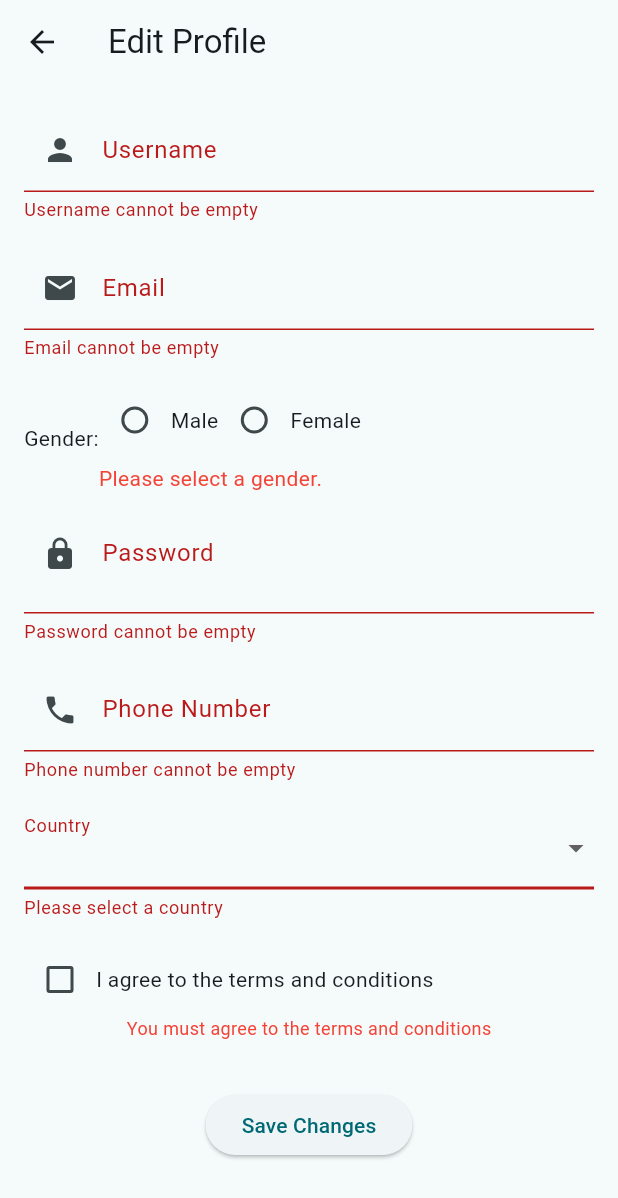
After one commit to ST-SURYA/flutter_learning, a Flutter app: the ProfilePage screen opened by its route, after a tap on "Country", after a tap on "Save Changes", on a phone screen of 412 x 824 dp. The commit adds this screen. Shown: the top 1198 px of the screen. Run offline on Flutter 3.47's test engine with Material 3 defaults, Android fonts, the phone set to English and light mode, and no system bars; our stand-ins replace dio, get, google_fonts, shared_preferences; accounts and stored records are empty; network calls fail.

Commit message:
Form validation

```diff
--- a/lib/pages/dashbard/view.dart
+++ b/lib/pages/dashbard/view.dart
@@ -18,12 +18,16 @@ class Dashboard extends StatelessWidget {
       return Scaffold(
         appBar: AppBar(
           title: Text(username),
-          leading: imageUrl != null
-              ? CircleAvatar(
-                  backgroundImage: NetworkImage(imageUrl),
-                  radius: 20,
-                )
-              : Icon(Icons.account_circle),
+          leading: GestureDetector(
+              onTap: () {
+                Get.toNamed(Routes.profile);
+              },
+              child: imageUrl != null
+                  ? CircleAvatar(
+                      backgroundImage: NetworkImage(imageUrl),
+                      radius: 20,
+                    )
+                  : Icon(Icons.account_circle)),
           actions: [
             IconButton(
                 onPressed: dashboardController.logoutUser,
--- /dev/null
+++ b/lib/pages/profile/controller.dart
@@ -0,0 +1,102 @@
+import 'package:get/get.dart';
+import 'package:flutter/material.dart';
+
+class ProfileController extends GetxController {
+  // Observables for form fields
+  var username = ''.obs;
+  var email = ''.obs;
+  var password = ''.obs;
+  var phoneNumber = ''.obs;
+  var gender = ''.obs;
+  var agreeTerms = false.obs;
+  var country = ''.obs;
+  var obscureText = true.obs;
+  // Validation error messages
+  var genderError = ''.obs;
+
+  // Form validation key
+  final formKey = GlobalKey<FormState>();
+
+  @override
+  void onInit() {
+    super.onInit();
+    // ever(gender, (_) {
+    //   validateGenderSelection();
+    // });
+  }
+
+  void togglePasswordVisibility() => obscureText.value = !obscureText.value;
+  // Validation functions
+  String? validateUsername(String? value) {
+    if (value == null || value.isEmpty) {
+      return 'Username cannot be empty';
+    }
+    return null;
+  }
+
+  String? validateEmail(String? value) {
+    if (value == null || value.isEmpty) {
+      return 'Email cannot be empty';
+    }
+    if (!GetUtils.isEmail(value)) {
+      return 'Please enter a valid email';
+    }
+    return null;
+  }
+
+  String? validatePassword(String? value) {
+    if (value == null || value.isEmpty) {
+      return 'Password cannot be empty';
+    }
+    if (value.length < 6) {
+      return 'Password must be at least 6 characters long';
+    }
+    return null;
+  }
+
+  String? validatePhoneNumber(String? value) {
+    if (value == null || value.isEmpty) {
+      return 'Phone number cannot be empty';
+    }
+    if (value.length != 10) {
+      return 'Phone number must be 10 digits';
+    }
+    return null;
+  }
+
+  String? validateGenderSelection(String? value) {
+    if (value == null) {
+      return "Please select a gender.";
+    }
+    return null;
+  }
+
+  String? validateCountry(String? value) {
+    if (value == null || value.isEmpty) {
+      return 'Please select a country';
+    }
+    return null;
+  }
+
+  String? validateAgreeTerms(bool value) {
+    if (!value) {
+      return 'You must agree to the terms and conditions';
+    }
+    return null;
+  }
+
+  // Update user info
+  void updateUserInfo() {
+    // validateGenderSelection();
+    if (formKey.currentState?.validate() ?? false) {
+      if (genderError.value.isEmpty) {
+        // Proceed with user info update logic
+        print('User info updated');
+      } else {
+        print('Gender validation failed');
+      }
+    } else {
+      print('Validation failed');
+    }
+  }
+}
--- /dev/null
+++ b/lib/pages/profile/view.dart
@@ -0,0 +1,148 @@
+import 'package:flutter/material.dart';
+import 'package:flutter_application_1/pages/profile/controller.dart';
+import 'package:flutter_application_1/util/type/form_string.dart';
+import 'package:flutter_application_1/widget/input/RadioField.dart';
+import 'package:get/get.dart';
+import 'package:flutter_application_1/pages/profile/widget/common.dart';
+
+class ProfilePage extends StatelessWidget {
+  final ProfileController profileController = Get.put(ProfileController());
+
+  @override
+  Widget build(BuildContext context) {
+    return Scaffold(
+      appBar: AppBar(
+        title: Text('Edit Profile'),
+        leading: IconButton(
+          icon: Icon(Icons.arrow_back),
+          onPressed: () => Get.back(),
+        ),
+      ),
+      body: Padding(
+        padding: EdgeInsets.all(16.0),
+        child: Obx(() {
+          return Form(
+            key: profileController.formKey,
+            child: SingleChildScrollView(
+              child: Column(
+                children: [
+                  // Username field
+                  buildTextField(
+                    name: FormString.NAME,
+                    initialValue: profileController.username.value,
+                    labelText: "Username",
+                    onChanged: (value) =>
+                        profileController.username.value = value!,
+                    validator: profileController.validateUsername,
+                  ),
+                  SizedBox(height: 16.0),
+
+                  // Email field
+                  buildTextField(
+                    name: FormString.EMAIL,
+                    initialValue: profileController.email.value,
+                    labelText: "Email",
+                    onChanged: (value) =>
+                        profileController.email.value = value!,
+                    validator: profileController.validateEmail,
+                  ),
+                  SizedBox(height: 16.0),
+                  Row(
+                    mainAxisAlignment: MainAxisAlignment.start,
+                    crossAxisAlignment: CrossAxisAlignment.center,
+                    children: [
+                      Text('Gender:'),
+                      RadioFormField<String>(
+                        options: [
+                          FormFieldOption(
+                              value: FormString.MALE, label: "Male"),
+                          FormFieldOption(
+                              value: FormString.FEMALE, label: "Female"),
+                        ],
+                        validator: profileController.validateGenderSelection,
+                        autovalidateMode: AutovalidateMode.onUserInteraction,
+                        onChanged: (value) =>
+                            profileController.gender.value = value!,
+                      ),
+                    ],
+                  ),
+                  // Password field
+                  buildPasswordField(
+                      name: FormString.PASSWORD,
+                      initialValue: profileController.password.value,
+                      labelText: "Password",
+                      onChanged: (value) =>
+                          profileController.password.value = value!,
+                      obscureText: profileController.obscureText.value,
+                      togglePasswordVisibility:
+                          profileController.togglePasswordVisibility,
+                      validator: profileController.validatePassword),
+                  SizedBox(height: 16.0),
+
+                  // Phone number field
+                  buildTextField(
+                    name: FormString.PHONE,
+                    initialValue: profileController.phoneNumber.value,
+                    labelText: "Phone Number",
+                    onChanged: (value) =>
+                        profileController.phoneNumber.value = value!,
+                    validator: profileController.validatePhoneNumber,
+                  ),
+                  SizedBox(height: 16.0),
+
+                  // Country Dropdown
+                  DropdownButtonFormField<String>(
+                    value: profileController.country.value.isEmpty
+                        ? null
+                        : profileController.country.value,
+                    items: FormString.COUNTRIES
+                        .map((country) => DropdownMenuItem(
+                              value: country,
+                              child: Text(country),
+                            ))
+                        .toList(),
+                    onChanged: (value) =>
+                        profileController.country.value = value!,
+                    decoration: InputDecoration(labelText: 'Country'),
+                    autovalidateMode: AutovalidateMode.onUnfocus,
+                    validator: profileController.validateCountry,
+                  ),
+                  SizedBox(height: 16.0),
+
+                  // Terms and Conditions Checkbox
+                  Row(
+                    children: [
+                      Obx(() => Checkbox(
+                            value: profileController.agreeTerms.value,
+                            onChanged: (value) =>
+                                profileController.agreeTerms.value = value!,
+                          )),
+                      const Expanded(
+                          child: Text('I agree to the terms and conditions')),
+                    ],
+                  ),
+                  Text(
+                    profileController.validateAgreeTerms(
+                            profileController.agreeTerms.value) ??
+                        '',
+                    style: const TextStyle(color: Colors.red, fontSize: 12),
+                  ),
+
+                  const SizedBox(height: 32.0),
+
+                  // Submit Button
+                  ElevatedButton(
+                    onPressed: () {
+                      profileController.updateUserInfo();
+                    },
+                    child: const Text('Save Changes'),
+                  ),
+                ],
+              ),
+            ),
+          );
+        }),
+      ),
+    );
+  }
+}
--- /dev/null
+++ b/lib/pages/profile/widget/common.dart
@@ -0,0 +1,70 @@
+import 'package:flutter/material.dart';
+
+Widget buildRadioField({
+  required String? groupValue,
+  required void Function(String?) onChanged,
+  required String value,
+}) {
+  return Expanded(
+    child: ListTile(
+      title: Text(value),
+      leading: Radio<String>(
+        value: value,
+        groupValue: groupValue,
+        onChanged: (value) => onChanged(value),
+      ),
+    ),
+  );
+}
+
+Widget buildTextField({
+  required String name,
+  required String? initialValue,
+  required String labelText,
+  required void Function(String?) onChanged,
+  required String? Function(String?) validator,
+}) {
+  const icons = {
+    'email': Icons.email,
+    'phone': Icons.phone,
+    'name': Icons.person,
+  };
+  return TextFormField(
+    initialValue: initialValue,
+    autovalidateMode: AutovalidateMode.onUserInteraction,
+    decoration: InputDecoration(
+      labelText: labelText,
+      prefixIcon: Icon(icons[name]),
+    ),
+    onChanged: onChanged,
+    validator: validator,
+  );
+}
+
+Widget buildPasswordField({
+  required String name,
+  required String? initialValue,
+  required bool obscureText,
+  required String labelText,
+  required void Function(String?) onChanged,
+  required void Function() togglePasswordVisibility,
+  required String? Function(String?) validator,
+}) {
+  return TextFormField(
+    initialValue: initialValue,
+    autovalidateMode: AutovalidateMode.onUserInteraction,
+    obscureText: obscureText,
+    decoration: InputDecoration(
+      labelText: 'Password',
+      prefixIcon: const Icon(Icons.lock),
+      suffix: IconButton(
+        icon: Icon(
+          obscureText ? Icons.visibility : Icons.visibility_off,
+        ),
+        onPressed: togglePasswordVisibility,
+      ),
+    ),
+    onChanged: onChanged,
+    validator: validator,
+  );
+}
--- a/lib/router/router.dart
+++ b/lib/router/router.dart
@@ -1,5 +1,6 @@
 import 'package:flutter_application_1/pages/dashbard/view.dart';
 import 'package:flutter_application_1/pages/login/view.dart';
+import 'package:flutter_application_1/pages/profile/view.dart';
 import 'package:flutter_application_1/pages/todo/view.dart';
 import 'package:get/get.dart';
 
@@ -9,6 +10,7 @@ class RouterManagement {
       GetPage(name: Routes.login, page: () => Login()),
       GetPage(name: Routes.dashboard, page: () => Dashboard()),
       GetPage(name: Routes.todo, page: () => TodoPage()),
+      GetPage(name: Routes.profile, page: () => ProfilePage()),
     ];
   }
 }
@@ -17,4 +19,5 @@ class Routes {
   static const login = "/login";
   static const dashboard = "/dashboard";
   static const todo = "/todo";
+  static const profile = "/profile";
 }
--- /dev/null
+++ b/lib/util/type/form_string.dart
@@ -0,0 +1,10 @@
+class FormString {
+  static const String EMAIL = "email";
+  static const String PHONE = "phone";
+  static const String PASSWORD = "password";
+  static const String NAME = "name";
+  static const String USER_NAME = "username";
+  static const String MALE = "male";
+  static const String FEMALE = "female";
+  static const List<String> COUNTRIES = ['USA', 'India', 'UK', 'Canada'];
+}
--- /dev/null
+++ b/lib/widget/input/RadioField.dart
@@ -0,0 +1,61 @@
+import 'package:flutter/material.dart';
+
+class RadioFormField<T> extends FormField<T> {
+  RadioFormField({
+    Key? key,
+    required List<FormFieldOption<T>> options,
+    T? initialValue,
+    required String? Function(T?) validator,
+    void Function(T?)? onChanged,
+    AutovalidateMode autovalidateMode = AutovalidateMode.disabled,
+  }) : super(
+          key: key,
+          initialValue: initialValue,
+          validator: validator,
+          autovalidateMode: autovalidateMode,
+          builder: (FormFieldState<T> state) {
+            return Column(
+              crossAxisAlignment: CrossAxisAlignment.start,
+              children: [
+                // Horizontal radio buttons row
+                Row(
+                  children: [
+                    ...options.map((option) {
+                      return Row(
+                        children: [
+                          Radio<T>(
+                            value: option.value,
+                            groupValue: state.value,
+                            onChanged: (value) {
+                              state.didChange(value);
+                              if (onChanged != null) {
+                                onChanged(value);
+                              }
+                            },
+                          ),
+                          Text(option.label),
+                        ],
+                      );
+                    }).toList(),
+                  ],
+                ),
+                if (state.hasError)
+                  Padding(
+                    padding: const EdgeInsets.only(top: 5),
+                    child: Text(
+                      state.errorText ?? '',
+                      style: TextStyle(color: Colors.red),
+                    ),
+                  ),
+              ],
+            );
+          },
+        );
+}
+
+class FormFieldOption<T> {
+  final T value;
+  final String label;
+
+  FormFieldOption({required this.value, required this.label});
+}
```
